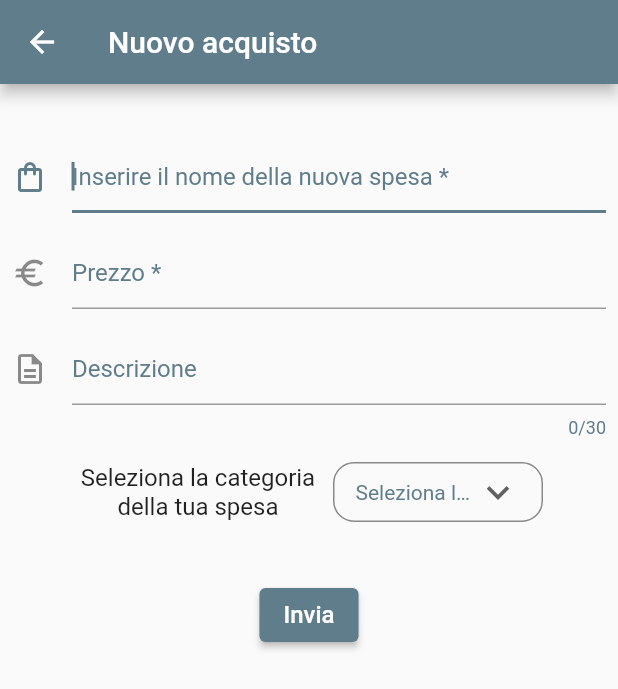
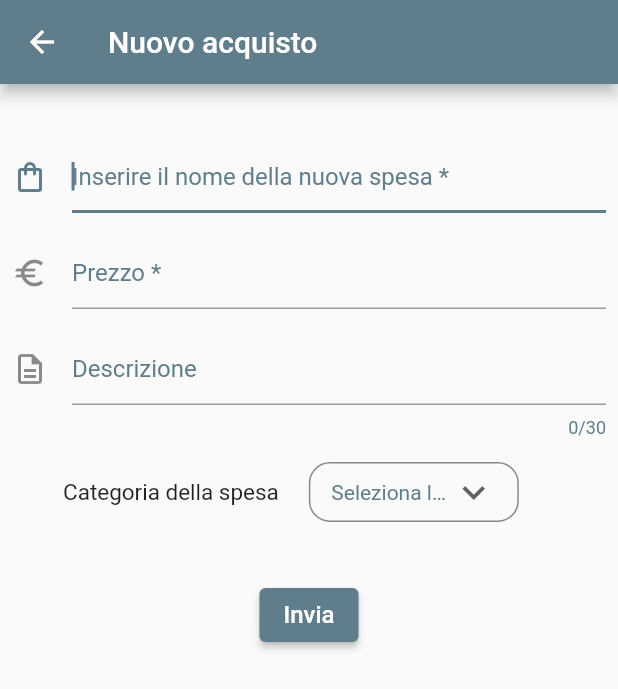
Before and after one commit to marinasegala/planup, a Flutter app: the CreateShopItem screen opened directly with empty values, on a phone screen of 412 x 824 dp. Shown: the top 689 px of the screen. Run offline on Flutter 3.47's test engine with Material 2 defaults, Android fonts, the phone set to English and light mode, and no system bars; drawn by our look-alikes of dropdown_button2; our stand-ins replace calendar_date_picker2, cloud_firestore, firebase_auth, firebase_core, google_sign_in, image_picker and 1 more; accounts and stored records are empty; Roboto replaces fonts that are missing (Arial).

Commit message:
small changes

```diff
--- a/lib/setting_travel.dart
+++ b/lib/setting_travel.dart
@@ -24,7 +24,6 @@ class Setting extends StatelessWidget {
 
           ),
 
-          //body: const Center(child: Text('TODO: add widget')),
           body: Column(
             children: [
               const SizedBox(height: 10,),
--- a/lib/widgets/create_shop.dart
+++ b/lib/widgets/create_shop.dart
@@ -99,16 +99,16 @@ class _CreateItemState extends State<CreateShopItem> {
                       children: [
                         const SizedBox(width: 34),
                         const SizedBox(
-                          width: 180.0,
-                          height: 40.0,
+                          // width: 180.0,
+                          // height: 40.0,
                           child: Center(
                               child: Text(
-                                  'Seleziona la categoria della tua spesa',
-                                  style: TextStyle(fontSize: 16),
+                                  'Categoria della spesa',
+                                  style: TextStyle(fontSize: 15),
                                   textAlign: TextAlign.center)),
                         ),
                         const SizedBox(
-                          height: 10,
+                          width: 20,
                         ),
                         CustomDropdownButton(
                           hint: 'Seleziona la categoria della tua spesa',
```
Also changed, not shown: lib/create_travel.dart (+5 -7 lines), pubspec.lock.
